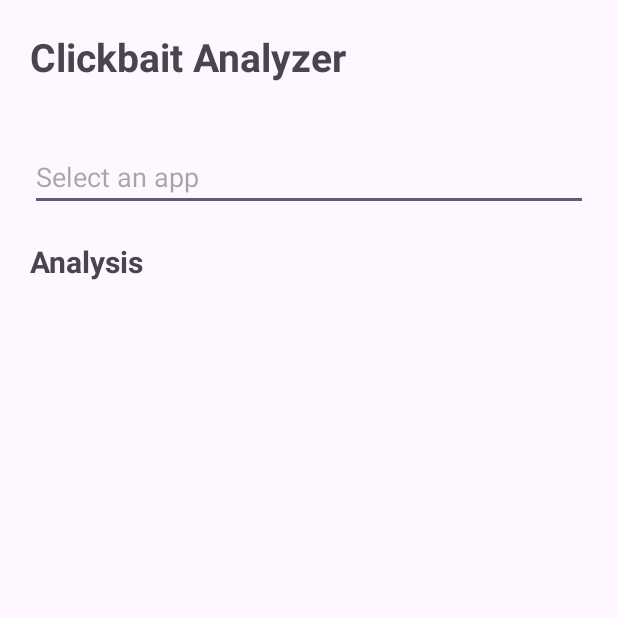
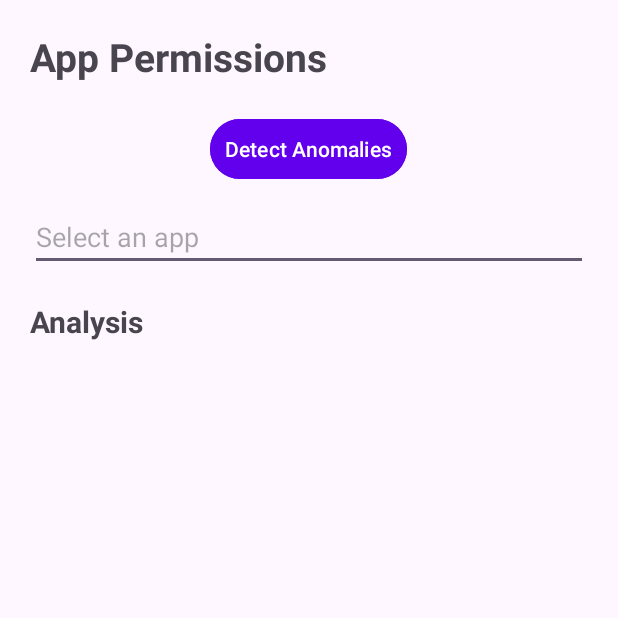
Before and after one commit to ppriyanshu26/FraudApp, an Android app: the Permissions screen opened directly, with no data from a screen before it, on a phone screen of 412 x 824 dp, the top half of it. Run offline under Robolectric (Android 15) with nearby library versions, the light colour scheme and no system bars.

Commit message:
Changed Animation, Added Colors, Detect Anomalies

```diff
--- a/app/src/main/java/com/priyanshu/projectexhibition/Analysis.java
+++ b/app/src/main/java/com/priyanshu/projectexhibition/Analysis.java
@@ -8,13 +8,13 @@ import android.view.View;
 import android.widget.AdapterView;
 import android.widget.ArrayAdapter;
 import android.widget.AutoCompleteTextView;
+import android.widget.Button;
 import android.widget.ImageView;
 import android.widget.TextView;
 import android.widget.Toast;
 
 import androidx.activity.EdgeToEdge;
 import androidx.appcompat.app.AppCompatActivity;
-import androidx.appcompat.widget.AppCompatButton;
 import androidx.core.graphics.Insets;
 import androidx.core.view.ViewCompat;
 import androidx.core.view.WindowInsetsCompat;
@@ -25,7 +25,7 @@ public class Analysis extends AppCompatActivity {
     AutoCompleteTextView autoTxt;
     ArrayList<String> appNames = new ArrayList<>();
     String selectedApp = "";
-    AppCompatButton appBtn;
+    Button appBtn;
     TextView appTxt1, appTxt2, appTxt3, row11, row12, row13, row14, row15, row21, row22, row23, row24, row25, row31, row32, row33, row34, row35;
     ImageView fraud, like, features, satisfaction;
     @Override
--- a/app/src/main/java/com/priyanshu/projectexhibition/Clickbait.java
+++ b/app/src/main/java/com/priyanshu/projectexhibition/Clickbait.java
@@ -3,13 +3,13 @@ package com.priyanshu.projectexhibition;
 import android.graphics.Color;
 import android.os.Bundle;
 import android.view.View;
+import android.widget.Button;
 import android.widget.EditText;
 import android.widget.TextView;
 import android.widget.Toast;
 
 import androidx.activity.EdgeToEdge;
 import androidx.appcompat.app.AppCompatActivity;
-import androidx.appcompat.widget.AppCompatButton;
 import androidx.core.graphics.Insets;
 import androidx.core.view.ViewCompat;
 import androidx.core.view.WindowInsetsCompat;
@@ -22,7 +22,7 @@ import retrofit2.Response;
 public class Clickbait extends AppCompatActivity {
 
     private EditText editText;
-    private AppCompatButton sendButton;
+    private Button sendButton;
     private TextView resultText;
 
     @Override
--- a/app/src/main/res/layout/activity_analysis.xml
+++ b/app/src/main/res/layout/activity_analysis.xml
@@ -24,13 +24,14 @@
         android:layout_marginTop="40dp"
         android:hint="App Names" />
 
-    <androidx.appcompat.widget.AppCompatButton
+    <Button
         android:id="@+id/appBtn"
         android:layout_width="wrap_content"
         android:layout_height="wrap_content"
         android:layout_gravity="center"
         android:layout_marginTop="20dp"
-        android:backgroundTint="#00BCD4"
+        android:backgroundTint="@color/btnBg"
+        android:textColor="@color/btnTxt"
         android:text="Analyze"/>
 
     <TextView
--- a/app/src/main/res/layout/activity_clickbait.xml
+++ b/app/src/main/res/layout/activity_clickbait.xml
@@ -25,12 +25,13 @@
         android:layout_height="wrap_content"
         android:hint="Enter a text" />
 
-    <androidx.appcompat.widget.AppCompatButton
+    <Button
         android:id="@+id/sendButton"
         android:layout_marginTop="20dp"
         android:layout_width="wrap_content"
         android:layout_height="wrap_content"
-        android:backgroundTint="#00FFD3"
+        android:backgroundTint="@color/btnBg"
+        android:textColor="@color/btnTxt"
         android:text="Predict" />
 
     <TextView
--- a/app/src/main/res/layout/activity_permissions.xml
+++ b/app/src/main/res/layout/activity_permissions.xml
@@ -16,13 +16,23 @@
         android:layout_height="wrap_content"
         android:textSize="26sp"
         android:textStyle="bold"
-        android:text="Clickbait Analyzer"/>
+        android:text="App Permissions"/>
+
+    <Button
+        android:id="@+id/detectAnomaliesButton"
+        android:layout_width="wrap_content"
+        android:layout_height="wrap_content"
+        android:text="Detect Anomalies"
+        android:layout_marginTop="20dp"
+        android:backgroundTint="@color/btnBg"
+        android:textColor="@color/btnTxt"
+        android:padding="10dp" />
 
     <AutoCompleteTextView
         android:id="@+id/appSelector"
         android:layout_width="match_parent"
         android:layout_height="wrap_content"
-        android:layout_marginTop="40dp"
+        android:layout_marginTop="12dp"
         android:hint="Select an app" />
 
     <TextView
@@ -35,10 +45,26 @@
         android:textStyle="bold"
         android:paddingBottom="8dp" />
 
-    <TextView
-        android:id="@+id/permissionsText"
+    <ScrollView
         android:layout_width="match_parent"
         android:layout_height="wrap_content"
-        android:layout_marginTop="12dp"
-        android:textSize="16sp" />
+        android:layout_marginTop="12dp">
+
+        <TextView
+            android:id="@+id/permissionsText"
+            android:layout_width="match_parent"
+            android:layout_height="wrap_content"
+            android:textSize="16sp"
+            android:padding="8dp" />
+    </ScrollView>
+
+    <ProgressBar
+        android:id="@+id/progressBar"
+        style="?android:attr/progressBarStyleLarge"
+        android:layout_width="wrap_content"
+        android:layout_height="wrap_content"
+        android:visibility="gone"
+        android:layout_gravity="center"
+        android:layout_marginTop="16dp" />
+
 </LinearLayout>
--- a/app/src/main/res/layout/activity_settings.xml
+++ b/app/src/main/res/layout/activity_settings.xml
@@ -4,6 +4,7 @@
     android:layout_width="match_parent"
     android:layout_height="match_parent"
     android:orientation="vertical"
+    android:id="@+id/main"
     android:padding="16dp"
     android:gravity="center_horizontal">
 
@@ -54,5 +55,7 @@
         android:layout_width="wrap_content"
         android:layout_height="wrap_content"
         android:text="Save"
+        android:textColor="@color/btnTxt"
+        android:backgroundTint="@color/btnBg"
         android:layout_marginTop="16dp"/>
 </LinearLayout>
--- a/app/src/main/res/values/colors.xml
+++ b/app/src/main/res/values/colors.xml
@@ -2,5 +2,8 @@
 <resources>
     <color name="black">#FF000000</color>
     <color name="white">#FFFFFFFF</color>
-    <color name="cardName">#0823EF</color>
+    <color name="cardBg">#0823EF</color>
+    <color name="btnBg">#6200EE</color>
+    <color name="btnTxt">#FFFFFFFF</color>
+    <color name="menu">#0DCC09</color>
 </resources>
```
Also changed, not shown: app/src/main/java/com/priyanshu/projectexhibition/Permissions.java (+79 -6 lines), app/src/main/java/com/priyanshu/projectexhibition/SettingsActivity.java (+16 -0 lines), app/src/main/res/layout/activity_main.xml (+7 -5 lines), app/src/main/res/layout/activity_members.xml (+10 -10 lines), app/src/main/res/raw/splash.json.
